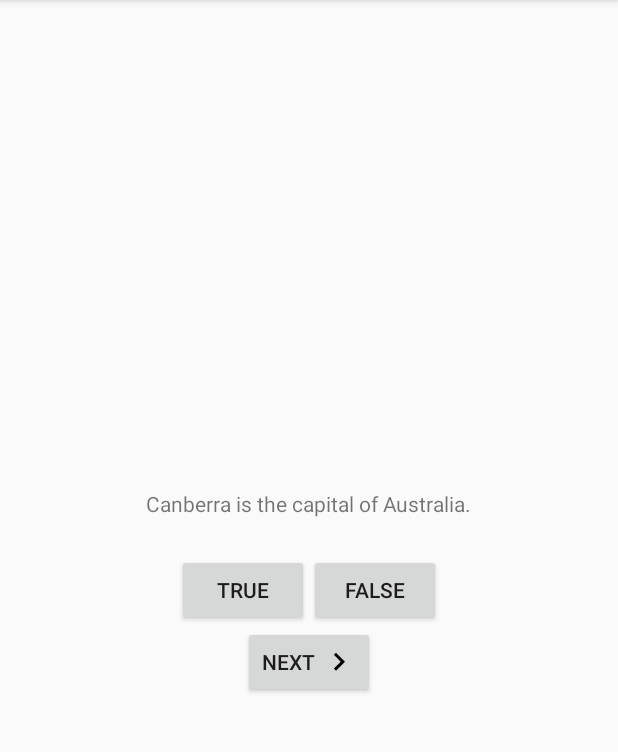
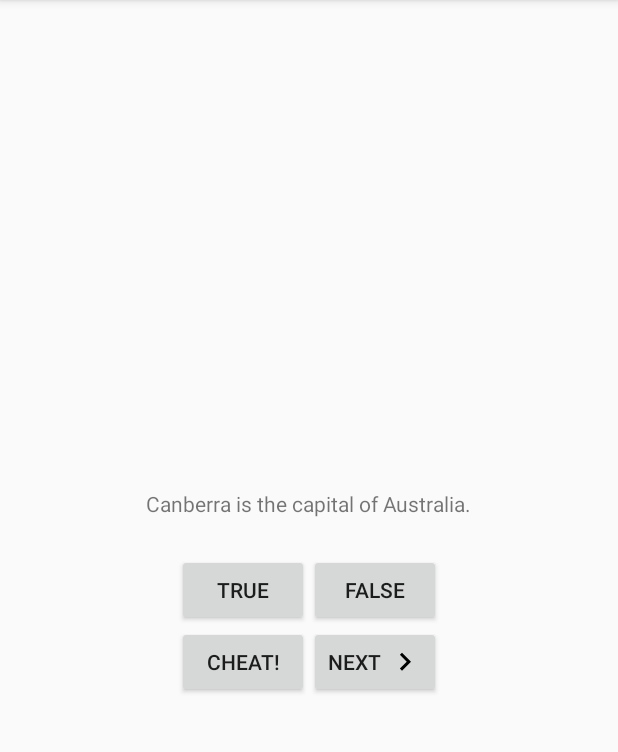
Before and after one commit to ivicel/Android-Programming-BigNerd, an Android app: the screen it shows after launch (MainActivity), after a tap on "TRUE", on a phone screen of 412 x 824 dp, the part 84-836 px from its top. Run offline under Robolectric (Android 15) with nearby library versions, the phone set to English and light mode, and no system bars.

Commit message:
chapter 05

```diff
--- a/GeoQuiz/app/src/main/AndroidManifest.xml
+++ b/GeoQuiz/app/src/main/AndroidManifest.xml
@@ -16,6 +16,9 @@
                 <category android:name="android.intent.category.LAUNCHER"/>
             </intent-filter>
         </activity>
+        <activity android:name=".CheatActivity">
+
+        </activity>
     </application>
 
 </manifest>
--- a/GeoQuiz/app/src/main/java/info/ivicel/geoquiz/MainActivity.java
+++ b/GeoQuiz/app/src/main/java/info/ivicel/geoquiz/MainActivity.java
@@ -1,5 +1,6 @@
 package info.ivicel.geoquiz;
 
+import android.content.Intent;
 import android.support.v7.app.AppCompatActivity;
 import android.os.Bundle;
 import android.util.Log;
@@ -11,11 +12,15 @@
 
 public class MainActivity extends AppCompatActivity {
     private static final String TAG = "MainActivity";
+    private static final String KEY_INDEX = "index";
+    private static final int REQUEST_CHEAT_CODE = 0;
 
     private Button mTrueButton;
     private Button mFalseButton;
     private Button mNextButton;
+    private Button mCheatButton;
     private TextView mQuestionTextView;
+    private boolean mIsCheat;
 
     private Question[] mQuestionBank = new Question[] {
         new Question(R.string.question_australia, true),
@@ -27,7 +32,6 @@
     };
 
     private int mCurrentIndex = 0;
-    private static final String KEY_INDEX = "index";
 
     @Override
     protected void onCreate(Bundle savedInstanceState) {
@@ -40,9 +44,12 @@
 
         mNextButton = (Button)findViewById(R.id.next_button);
         mQuestionTextView = (TextView)findViewById(R.id.question_text_view);
+        mTrueButton = (Button)findViewById(R.id.true_button);
+        mFalseButton = (Button)findViewById(R.id.false_button);
+        mNextButton = (Button)findViewById(R.id.next_button);
+        mCheatButton = (Button)findViewById(R.id.cheat_button);
         updateQuestion();
 
-        mTrueButton = (Button)findViewById(R.id.true_button);
         mTrueButton.setOnClickListener(new View.OnClickListener() {
             @Override
             public void onClick(View v) {
@@ -50,7 +57,6 @@
             }
         });
 
-        mFalseButton = (Button)findViewById(R.id.false_button);
         mFalseButton.setOnClickListener(new View.OnClickListener() {
             @Override
             public void onClick(View v) {
@@ -58,12 +64,21 @@
             }
         });
 
-        mNextButton = (Button)findViewById(R.id.next_button);
         mNextButton.setOnClickListener(new View.OnClickListener() {
             @Override
             public void onClick(View v) {
                 mCurrentIndex = (mCurrentIndex + 1) % mQuestionBank.length;
+                mIsCheat = false;
                 updateQuestion();
+            }
+        });
+
+        mCheatButton.setOnClickListener(new View.OnClickListener() {
+            @Override
+            public void onClick(View v) {
+                boolean answerIsTrue = mQuestionBank[mCurrentIndex].isAnswerTrue();
+                Intent intent = CheatActivity.newIntent(MainActivity.this, answerIsTrue);
+                startActivityForResult(intent, REQUEST_CHEAT_CODE);
             }
         });
     }
@@ -80,6 +95,19 @@
         Log.d(TAG, "onDestroy");
     }
 
+    @Override
+    protected void onActivityResult(int requestCode, int resultCode, Intent data) {
+        if (resultCode != RESULT_OK) {
+            return;
+        }
+        if (requestCode == REQUEST_CHEAT_CODE) {
+            if (data == null) {
+                return;
+            }
+            mIsCheat = CheatActivity.wasAnswerShown(data);
+        }
+    }
+
     private void updateQuestion() {
         int question = mQuestionBank[mCurrentIndex].getTextResId();
         mQuestionTextView.setText(question);
@@ -87,12 +115,16 @@
 
     private void checkAnswer(boolean userPressedTrue) {
         boolean answerIsTrue = mQuestionBank[mCurrentIndex].isAnswerTrue();
-        int messageResId = 0;
+        int messageResId;
 
-        if (answerIsTrue == userPressedTrue) {
-            messageResId = R.string.correct_toast;
+        if (mIsCheat) {
+            messageResId = R.string.judgment_toast;
         } else {
-            messageResId = R.string.incorrect_toast;
+            if (answerIsTrue == userPressedTrue) {
+                messageResId = R.string.correct_toast;
+            } else {
+                messageResId = R.string.incorrect_toast;
+            }
         }
         showToast(messageResId);
     }
--- a/GeoQuiz/app/src/main/res/layout-land/activity_main.xml
+++ b/GeoQuiz/app/src/main/res/layout-land/activity_main.xml
@@ -35,6 +35,13 @@
     </LinearLayout>
 
         <Button
+            android:layout_gravity="bottom|center_horizontal"
+        android:layout_width="wrap_content"
+        android:layout_height="wrap_content"
+        android:id="@+id/cheat_button"
+        android:text="@string/cheat_button"/>
+
+        <Button
             android:layout_width="wrap_content"
             android:layout_height="wrap_content"
             android:id="@+id/next_button"
--- a/GeoQuiz/app/src/main/res/layout/activity_main.xml
+++ b/GeoQuiz/app/src/main/res/layout/activity_main.xml
@@ -36,6 +36,13 @@
     <LinearLayout
         android:layout_width="wrap_content"
         android:layout_height="wrap_content">
+
+        <Button
+            android:layout_width="wrap_content"
+            android:layout_height="wrap_content"
+            android:id="@+id/cheat_button"
+            android:text="@string/cheat_button"/>
+
         <Button
             android:layout_width="wrap_content"
             android:layout_height="wrap_content"
--- a/GeoQuiz/app/src/main/res/values/strings.xml
+++ b/GeoQuiz/app/src/main/res/values/strings.xml
@@ -11,4 +11,8 @@
     <string name="question_africa">The source of the Nile River is in Egypt.</string>
     <string name="question_americas">The Amazon River is the longest river in the Americas.</string>
     <string name="question_asia">Lake Baikal is the world\'s oldest and deepest freshwater lake.</string>
+    <string name="warning_text">Are you sure you want to do this?</string>
+    <string name="show_answer_button">Show Answer</string>
+    <string name="cheat_button">Cheat!</string>
+    <string name="judgment_toast">Cheating is wrong.</string>
 </resources>
```
Also changed, not shown: GeoQuiz/app/src/main/java/info/ivicel/geoquiz/CheatActivity.java (added, +62 -0 lines), GeoQuiz/app/src/main/res/layout/activity_cheat.xml (added, +29 -0 lines).
